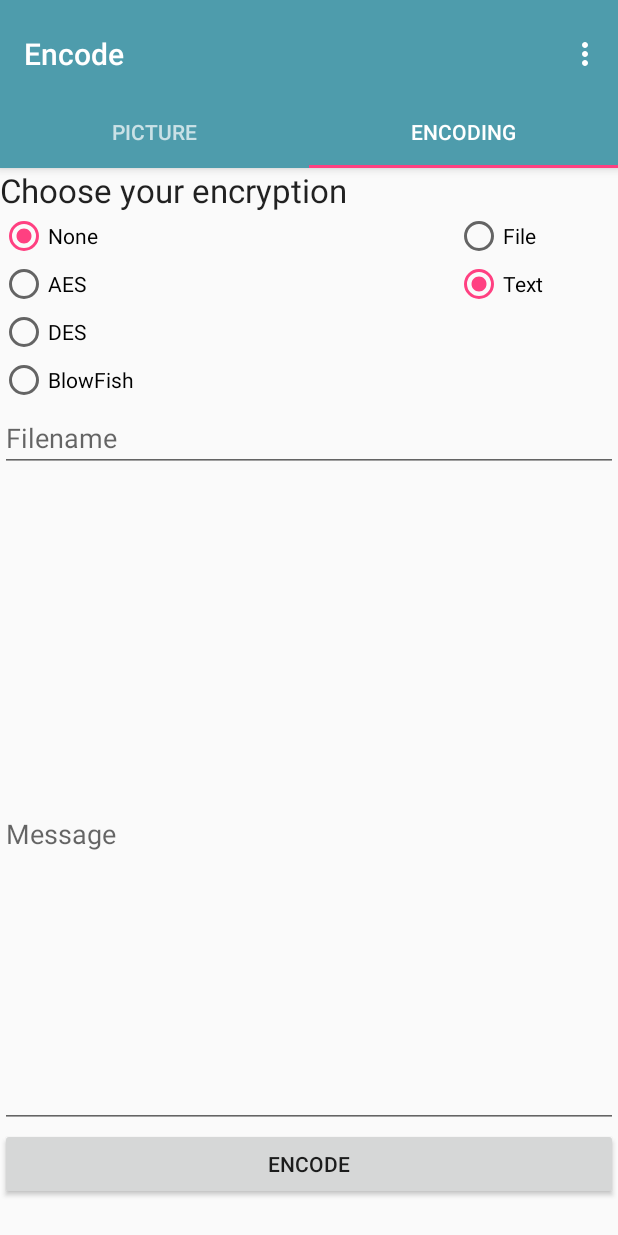
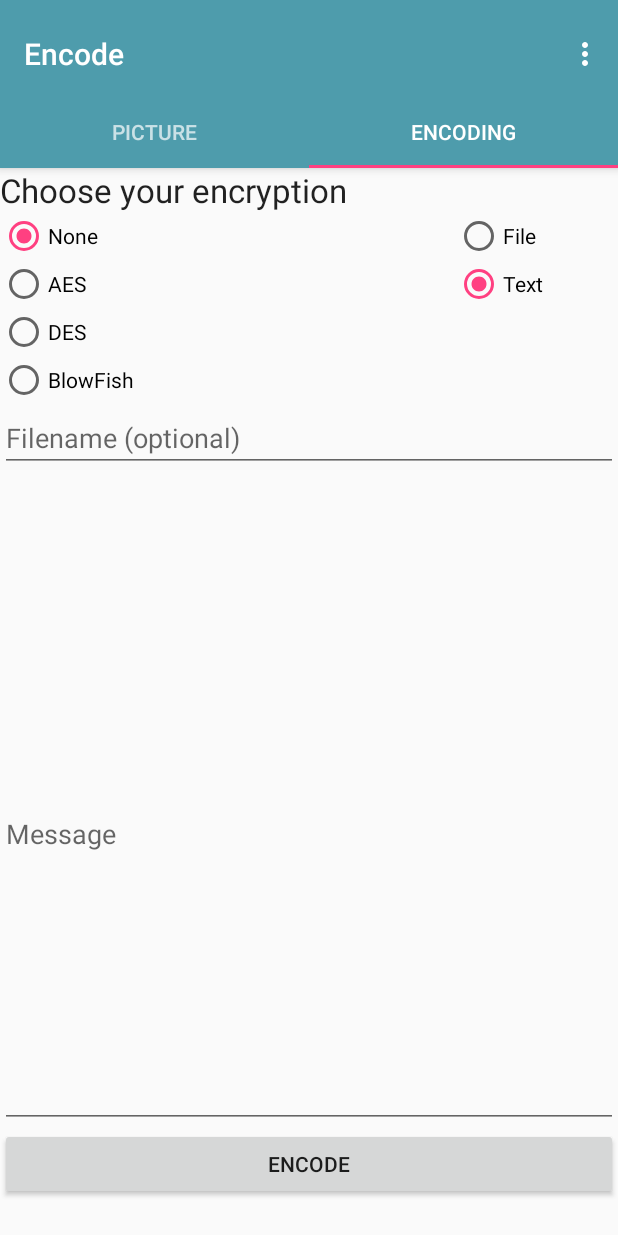
Before and after one commit to Spaqin/img-steganography-android, an Android app: the Encode screen opened directly, with no data from a screen before it, tab 2 chosen, on a phone screen of 412 x 824 dp. Run offline under Robolectric (Android 15) with nearby library versions, the phone set to English and light mode, and no system bars.

Commit message:
added complete file support.

```diff
--- a/app/src/main/res/layout/fragment_encode_fragment2.xml
+++ b/app/src/main/res/layout/fragment_encode_fragment2.xml
@@ -123,15 +123,37 @@
                 android:text="@string/File"
                 android:id="@+id/fileRadio"
                 android:checked="false"
-                />
+                android:onClick="onClickFileTextRadio" />
 
             <RadioButton
                 android:layout_width="wrap_content"
                 android:layout_height="wrap_content"
                 android:text="@string/Text"
                 android:id="@+id/TextRadio"
-                android:checked="true" />
+                android:checked="true"
+                android:onClick="onClickFileTextRadio" />
         </RadioGroup>
+
+        <Button
+            android:layout_width="wrap_content"
+            android:layout_height="wrap_content"
+            android:text="@string/choose_file"
+            android:id="@+id/chooseFileButton"
+            android:layout_alignTop="@+id/messageField"
+            android:layout_centerHorizontal="true"
+            android:visibility="invisible"
+            android:onClick="onClickChooseFile" />
+
+        <TextView
+            android:layout_width="wrap_content"
+            android:layout_height="wrap_content"
+            android:text="@string/no_file_chosen"
+            android:id="@+id/fileChosenText"
+            android:layout_below="@+id/chooseFileButton"
+            android:layout_centerHorizontal="true"
+            android:visibility="invisible"
+            android:lines="3"
+            android:textAlignment="center" />
 
 
     </RelativeLayout>
--- a/app/src/main/res/values/strings.xml
+++ b/app/src/main/res/values/strings.xml
@@ -15,7 +15,7 @@
     <string name="no_encryption">None</string>
     <string name="gallery">Gallery</string>
     <string name="camera">Camera</string>
-    <string name="filename">Filename</string>
+    <string name="filename">Filename (optional)</string>
     <string name="password">Password</string>
     <string name="encode_button">ENCODE</string>
     <string name="hint_message" >Message</string>
@@ -45,4 +45,14 @@
     <string name="File">File</string>
     <string name="Text">Text</string>
     <string name="share_dialog_title">Share</string>
+    <string name="choose_file" >Choose a file</string>
+    <string name="no_file_chosen">No file chosen</string>
+    <string name="file_chosen">File chosen:</string>
+    <string name="need_message">Please input your message before encoding it.</string>
+    <string name="need_picture">Please choose a picture before encoding.</string>
+    <string name="need_file">Please choose a file before encoding.</string>
+    <string name="need_passwd">Please input password before encoding.</string>
+    <string name="share_dialog_text">Do you want to open gallery and share the picture?</string>
+    <string name="yes">YES</string>
+    <string name="no">NO</string>
 </resources>
```
Also changed, not shown: app/src/main/java/com/example/wngud/stegano/DecodeControl.java (+4 -4 lines), app/src/main/java/com/example/wngud/stegano/Encode.java (+110 -2 lines), app/src/main/java/com/example/wngud/stegano/EncodeControl.java (+49 -12 lines), app/src/main/java/com/example/wngud/stegano/SteganoAlgorithms/HideInformation.java (+5 -7 lines), 1 other file.
